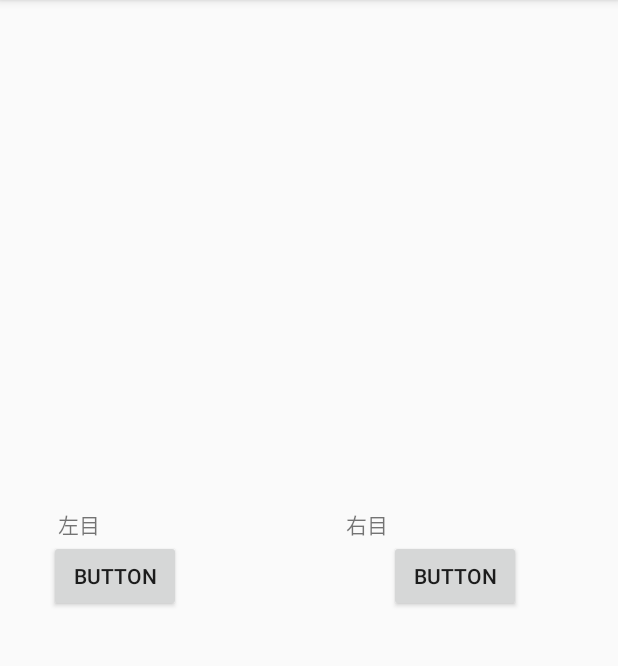
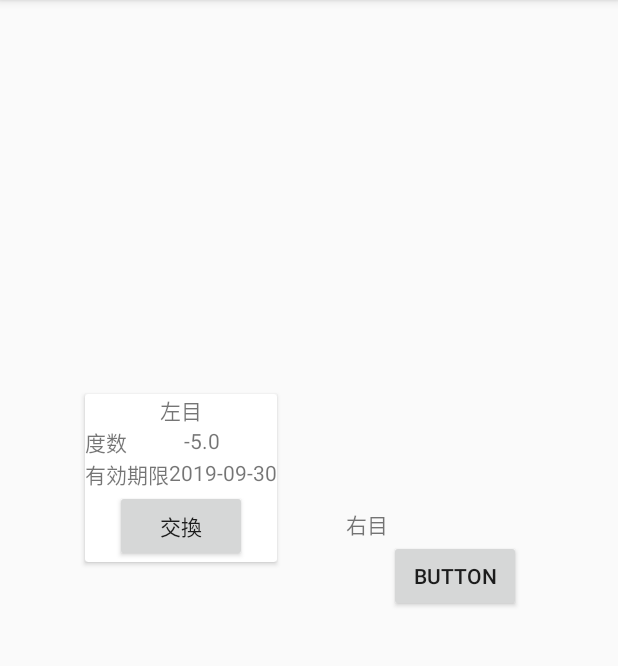
Before and after one commit to naokiur/LensTimer, an Android app: the MainActivity screen opened directly, with no data from a screen before it, on a phone screen of 412 x 824 dp, the part 84-750 px from its top. Run offline under Robolectric (Android 15) with nearby library versions, the phone set to English and light mode, and no system bars; 3 statements that could not run were skipped.

Commit message:
Add sample detail infomations for lens.

```diff
--- a/app/src/main/res/layout/activity_main.xml
+++ b/app/src/main/res/layout/activity_main.xml
@@ -7,16 +7,6 @@
         android:layout_width="match_parent"
         android:layout_height="match_parent"
         tools:context=".MainActivity">
-    <TextView
-            android:text="@string/label_left_eye"
-            android:layout_width="wrap_content"
-            android:layout_height="wrap_content"
-            app:layout_constraintLeft_toLeftOf="parent"
-            app:layout_constraintRight_toRightOf="parent"
-            app:layout_constraintBottom_toTopOf="@id/button2"
-            android:id="@+id/label_left_eye"
-            app:layout_constraintHorizontal_bias="0.1"
-    />
     <TextView
             android:text="@string/label_right_eye"
             android:layout_width="wrap_content"
@@ -38,17 +28,72 @@
             app:layout_constraintHorizontal_bias="0.8"
             android:id="@+id/button"
     />
-    <Button
-            android:text="Button"
+    <com.google.android.material.card.MaterialCardView
             android:layout_width="wrap_content"
             android:layout_height="wrap_content"
             app:layout_constraintLeft_toLeftOf="parent"
             app:layout_constraintRight_toRightOf="parent"
+            app:layout_constraintBottom_toBottomOf="parent"
             app:layout_constraintTop_toTopOf="parent"
-            app:layout_constraintBottom_toBottomOf="parent"
-            app:layout_constraintVertical_bias="0.5"
-            app:layout_constraintHorizontal_bias="0.1"
-            android:id="@+id/button2"
-    />
-
+            android:id="@+id/label_left_eye_card"
+            app:layout_constraintHorizontal_bias="0.2"
+            app:layout_constraintVertical_bias="0.4"
+    >
+        <androidx.constraintlayout.widget.ConstraintLayout
+                android:layout_width="wrap_content"
+                android:layout_height="wrap_content">
+            <TextView
+                    android:text="@string/label_left_eye"
+                    android:layout_width="wrap_content"
+                    android:layout_height="wrap_content"
+                    app:layout_constraintLeft_toLeftOf="parent"
+                    app:layout_constraintRight_toRightOf="parent"
+                    app:layout_constraintTop_toTopOf="parent"
+                    android:id="@+id/label_left_eye"
+            />
+            <TextView
+                    android:text="度数"
+                    android:layout_width="wrap_content"
+                    android:layout_height="wrap_content"
+                    app:layout_constraintLeft_toLeftOf="parent"
+                    app:layout_constraintTop_toBottomOf="@id/label_left_eye"
+                    android:id="@+id/label_left_eye_lens_power"
+            />
+            <TextView
+                    android:text="-5.0"
+                    android:layout_width="wrap_content"
+                    android:layout_height="wrap_content"
+                    app:layout_constraintLeft_toRightOf="@id/label_left_eye_lens_power"
+                    app:layout_constraintRight_toRightOf="parent"
+                    app:layout_constraintTop_toBottomOf="@id/label_left_eye"
+                    android:id="@+id/left_eye_lens_power"
+            />
+            <TextView
+                    android:text="有効期限"
+                    android:layout_width="wrap_content"
+                    android:layout_height="wrap_content"
+                    app:layout_constraintLeft_toLeftOf="parent"
+                    app:layout_constraintTop_toBottomOf="@id/label_left_eye_lens_power"
+                    android:id="@+id/label_left_eye_limit"
+            />
+            <TextView
+                    android:text="2019-09-30"
+                    android:layout_width="wrap_content"
+                    android:layout_height="wrap_content"
+                    app:layout_constraintLeft_toRightOf="@id/label_left_eye_limit"
+                    app:layout_constraintRight_toRightOf="parent"
+                    app:layout_constraintTop_toBottomOf="@id/label_left_eye_lens_power"
+                    android:id="@+id/left_eye_limit"
+            />
+            <Button
+                    android:text="交換"
+                    android:layout_width="wrap_content"
+                    android:layout_height="wrap_content"
+                    app:layout_constraintLeft_toLeftOf="parent"
+                    app:layout_constraintRight_toRightOf="parent"
+                    app:layout_constraintTop_toBottomOf="@id/label_left_eye_limit"
+                    android:id="@+id/button2"
+            />
+        </androidx.constraintlayout.widget.ConstraintLayout>
+    </com.google.android.material.card.MaterialCardView>
 </androidx.constraintlayout.widget.ConstraintLayout>
```
